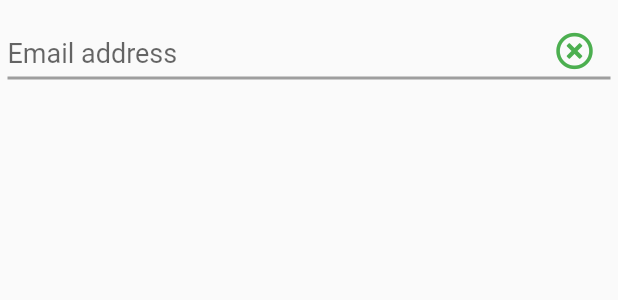
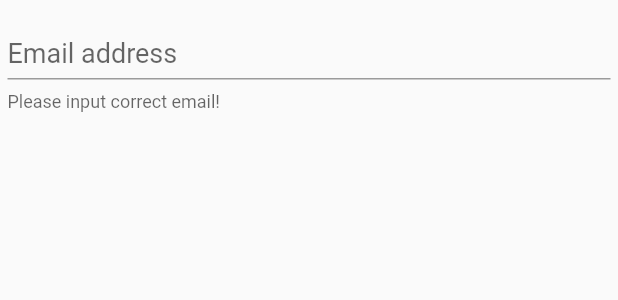
Before and after one commit to KrisCris/COMP704-AUTxCJLU-Final-Year-Project, a Flutter app: the MyTextField widget shown alone on an empty page, opened directly, on a phone screen of 412 x 824 dp. Shown: the top 300 px of the screen. Run offline on Flutter 3.47's test engine with Material 2 defaults, Android fonts, the phone set to English and light mode, and no system bars; our stand-ins replace font_awesome_flutter; missing offline and left inert: keyboard_avoider.

Commit message:
Change icons by zsk

```diff
--- a/fore_end/lib/Mycomponents/myTextField.dart
+++ b/fore_end/lib/Mycomponents/myTextField.dart
@@ -4,6 +4,7 @@ import 'package:flutter/services.dart';
 import 'package:font_awesome_flutter/font_awesome_flutter.dart';
 import 'package:fore_end/MyTool/Constants.dart';
 import 'package:fore_end/MyTool/MyIcons.dart';
+import 'package:fore_end/MyTool/formatChecker.dart';
 import 'package:fore_end/MyTool/screenTool.dart';
 
 class MyTextField extends StatefulWidget {
@@ -63,6 +64,9 @@ class MyTextField extends StatefulWidget {
   void addListener(Function f){
     this.st.addListener(f);
   }
+  bool checkInput(){
+  return FormatChecker.check(this.type, this.getInput());
+  }
 
   @override
   State<StatefulWidget> createState() {
@@ -72,12 +76,11 @@ class MyTextField extends StatefulWidget {
   }
 
   void iconSizeController(){
-    if(this.getInput()!=""){
+    if(!this.checkInput()){
 
       //如果输入错误的时候，显示错误图表，并且提示内容
-
       this.st.iconSize =25;
-      this.st.errorTextContent="email address not exist！";
+      // this.st.errorTextContent="email address not exist！";
       this.st.setState(() {
 
       });
@@ -91,14 +94,16 @@ class MyTextField extends StatefulWidget {
 
 class MyTextFieldState extends State<MyTextField> {
   TextEditingController _inputcontroller  = TextEditingController();
-  double a = 10;
+  double iconSize=0;
+  Color errorColors=Colors.blue;
+
+
 
   @override
   void initState() {
     super.initState();
     this._inputcontroller.addListener(() {
-  double iconSize=0;
-  String errorTextContent="123";
+      //监听内容的
 
     });
 
@@ -108,44 +113,43 @@ class MyTextFieldState extends State<MyTextField> {
     return Container(
         width: widget.width,
         margin: new EdgeInsets.fromLTRB(5, 5, 5, 5),
-        // //底部border的宽度和颜色
         child: TextField(
-          // keyboardType: TextInputType.emailAddress,
 
           controller: this._inputcontroller,
-          // maxLength: widget.maxlength,
-
           style: TextStyle(fontSize: 18),
           autofocus: widget.isAutoFocus,
           cursorColor: Colors.blue,
           cursorWidth: 2,
 
           decoration: new InputDecoration( //下划线的设置
-            focusedBorder: UnderlineInputBorder(
-              borderSide: BorderSide(
-                  color: widget.focusColor, width: widget.ulFocusedWidth),
-            ),
-            enabledBorder: UnderlineInputBorder(
-              borderSide: BorderSide(
-                  color: widget.defaultColor, width: widget.ulDefaultWidth),
-            ),
-            disabledBorder: UnderlineInputBorder(
-                borderSide: BorderSide(
-                    color: Colors.orange, width: widget.ulDefaultWidth)
-            ),
-            errorBorder: UnderlineInputBorder(
-                borderSide: BorderSide(
-                    color: widget.errorColor, width: widget.ulDefaultWidth)
-            ),
-            focusedErrorBorder: UnderlineInputBorder(
-                borderSide: BorderSide(
-                    color: widget.errorColor, width: widget.ulFocusedWidth)
-            ),
+            // focusedBorder: UnderlineInputBorder(
+            //   borderSide: BorderSide(
+            //       color: widget.errorColor, width: widget.ulFocusedWidth),
+            // ),
+            // enabledBorder: UnderlineInputBorder(
+            //   borderSide: BorderSide(
+            //       color: widget.defaultColor, width: widget.ulDefaultWidth),
+            // ),
+            // disabledBorder: UnderlineInputBorder(
+            //     borderSide: BorderSide(
+            //         color: Colors.orange, width: widget.ulDefaultWidth)
+            // ),
+            // errorBorder: UnderlineInputBorder(
+            //     borderSide: BorderSide(
+            //         color: widget.errorColor, width: widget.ulDefaultWidth)
+            // ),
+            // focusedErrorBorder: UnderlineInputBorder(
+            //     borderSide: BorderSide(
+            //         color: widget.errorColor, width: widget.ulFocusedWidth)
+            // ),
 
             //文本框基本属性
             hintText: widget.placeholder,
             contentPadding: new EdgeInsets.fromLTRB(0, 20, 0, 0),
             isDense: true,
+            helperText: "Please input correct email!",
+            // errorText: !widget.checkInput()? null :"wrong email!",
+            //当失去焦点的时候去判断邮箱地址是不是正确
 
             // icon: Icon(widget.myIcon,color: Constants.FOCUSED_COLOR,size: 20,),
             //icon: Icon(Icons.phone),
@@ -153,11 +157,9 @@ class MyTextFieldState extends State<MyTextField> {
 
                 padding: EdgeInsets.fromLTRB(0, 10, 0, 0),
                 child: Icon(
-                  FontAwesomeIcons.timesCircle, color: Colors.green, size: 25,)
+                  FontAwesomeIcons.timesCircle, color: Colors.red, size: iconSize,)
             ),
-            //Icon(FontAwesomeIcons.timesCircle, color: Colors.green,size: 20,)
           ),
-          // obscureText: widget.isPassword, //是否切换到密码模式，是以星号*显示密码
           obscureText: widget.type == InputFieldType.password,
         )
     );
--- a/fore_end/lib/main.dart
+++ b/fore_end/lib/main.dart
@@ -36,9 +36,9 @@ class MyApp extends StatelessWidget {
 }
 
 class FirstPage extends StatelessWidget {
-
   @override
   Widget build(BuildContext context) {
+    FormatChecker.check(InputFieldType.email, "zzwyxl@163.com");
     return new BackGround(
         sigmaX: 15,
         sigmaY: 15,
```
Also changed, not shown: fore_end/lib/Pages/RegisterPage.dart (+5 -5 lines).
